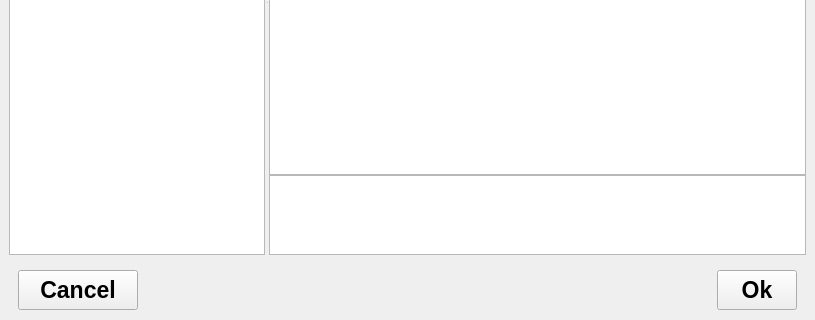
xzoert/dedalus, file dedalus/ui/tagger/taggerUi.ui: the form before one commit; both pictures show x 0 to 815 and y 277 to 597 of the 815 by 597 pixel window.
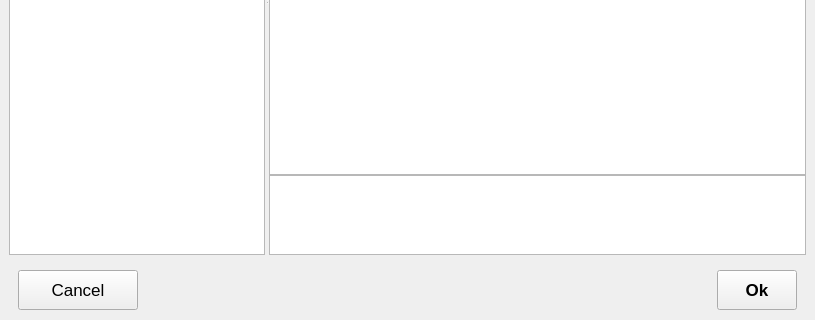
The form after the commit. Icons and pictures are not drawn. Custom widgets are drawn as their Qt base class.

```diff
--- a/dedalus/ui/tagger/taggerUi.ui
+++ b/dedalus/ui/tagger/taggerUi.ui
@@ -309,9 +309,7 @@
          </property>
          <property name="font">
           <font>
-           <pointsize>17</pointsize>
-           <weight>75</weight>
-           <bold>true</bold>
+           <pointsize>13</pointsize>
           </font>
          </property>
          <property name="autoFillBackground">
@@ -354,7 +352,7 @@
          </property>
          <property name="font">
           <font>
-           <pointsize>17</pointsize>
+           <pointsize>13</pointsize>
            <weight>75</weight>
            <bold>true</bold>
           </font>
```
